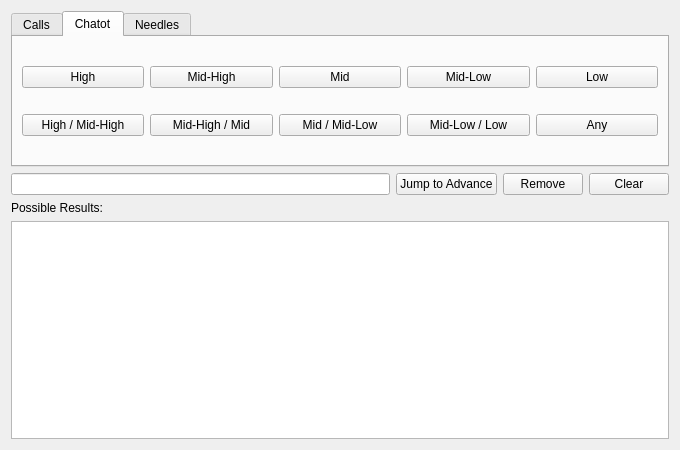
Old version of the form Form/Util/AdvanceFinder.ui in the repository NickPlayeZ/PokeFinder.
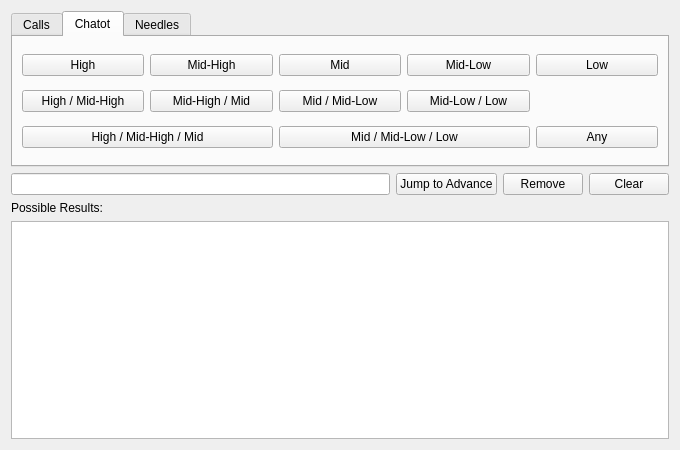
New version of the form. Custom widgets are drawn as their Qt base class.

Commit message: update advance finder to include a 99-40 and a 59-0 option + make input field editable

The edit to the form file:
```diff
--- a/Form/Util/AdvanceFinder.ui
+++ b/Form/Util/AdvanceFinder.ui
@@ -153,7 +153,21 @@
          </property>
         </widget>
        </item>
-       <item row="1" column="4">
+       <item row="2" column="0" colspan="2">
+        <widget class="QPushButton" name="pushButtonHighMidHighMid">
+         <property name="text">
+          <string>High / Mid-High / Mid</string>
+         </property>
+        </widget>
+       </item>
+       <item row="2" column="2" colspan="2">
+        <widget class="QPushButton" name="pushButtonMidMidLowLow">
+         <property name="text">
+          <string>Mid / Mid-Low / Low</string>
+         </property>
+        </widget>
+       </item>
+       <item row="2" column="4">
         <widget class="QPushButton" name="pushButtonChatotAny">
          <property name="text">
           <string>Any</string>
```
Left out of the diff: 6 changed lines with no effect on the pictures. The commit also changes 4 other files.
